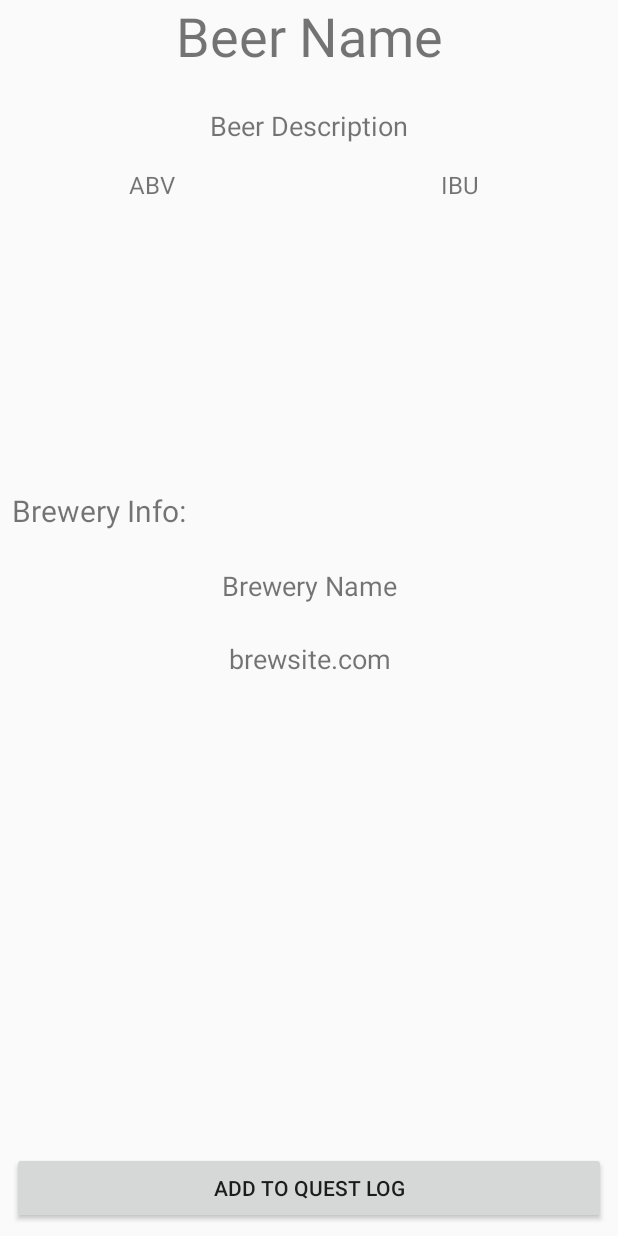
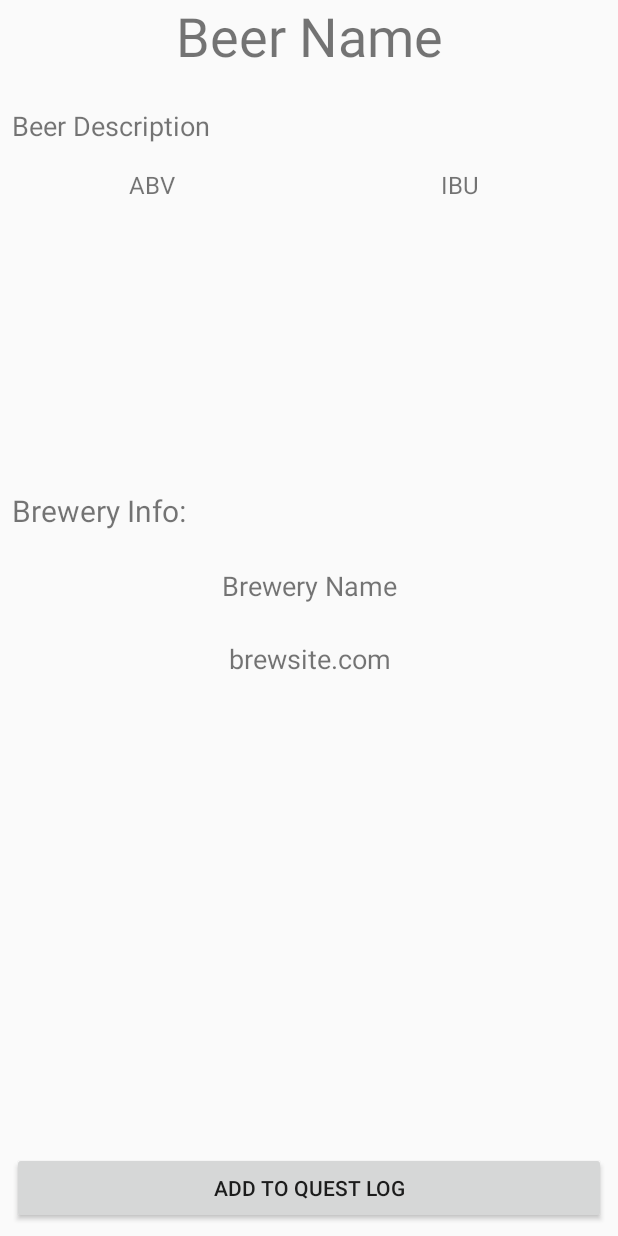
Before and after one commit to christiangmartinez/fizzy-quest, an Android app: the layout fragment_beer_detail.xml on its own in the app's theme, with its tools: preview values and no code run, on a phone screen of 412 x 824 dp. Run offline under Robolectric (Android 15) with nearby library versions, the phone set to English and light mode, and no system bars.

Commit message:
add working beer detail fragments

```diff
--- a/app/build.gradle
+++ b/app/build.gradle
@@ -29,6 +29,8 @@ dependencies {
     androidTestCompile('com.android.support.test.espresso:espresso-core:2.2.2', {
         exclude group: 'com.android.support', module: 'support-annotations'
     })
+    compile 'org.parceler:parceler-api:1.1.6'
+    annotationProcessor 'org.parceler:parceler:1.1.6'
     compile 'com.android.support:recyclerview-v7:25.3.1'
     compile 'com.squareup.okhttp3:okhttp:3.2.0'
     compile 'se.akerfeldt:okhttp-signpost:1.1.0'
--- a/app/src/main/java/io/xtian/fizzyquest/models/Beer.java
+++ b/app/src/main/java/io/xtian/fizzyquest/models/Beer.java
@@ -1,5 +1,8 @@
 package io.xtian.fizzyquest.models;
 
+import org.parceler.Parcel;
+
+@Parcel
 public class Beer {
     private String mBeerId;
     private String mName;
@@ -18,6 +21,8 @@ public class Beer {
         this.mAbv = abv;
         this.mIbu = ibu;
     }
+
+    public Beer() {}
 
     public String getBeerId() {
         return mBeerId;
--- a/app/src/main/res/layout/fragment_beer_detail.xml
+++ b/app/src/main/res/layout/fragment_beer_detail.xml
@@ -44,7 +44,7 @@
         android:layout_marginRight="8dp"
         android:layout_marginTop="24dp"
         android:text="TextView"
-        android:textAlignment="center"
+        android:textAlignment="viewStart"
         android:textSize="18sp"
         app:layout_constraintLeft_toLeftOf="parent"
         app:layout_constraintRight_toRightOf="parent"
@@ -93,7 +93,7 @@
         android:orientation="vertical" />
 
     <TextView
-        android:id="@+id/breweryName"
+        android:id="@+id/brewInfo"
         android:layout_width="0dp"
         android:layout_height="wrap_content"
         android:layout_marginLeft="8dp"
@@ -106,7 +106,7 @@
         app:layout_constraintTop_toTopOf="@+id/guideline2" />
 
     <TextView
-        android:id="@+id/textView7"
+        android:id="@+id/brewName"
         android:layout_width="0dp"
         android:layout_height="wrap_content"
         android:layout_marginLeft="8dp"
@@ -117,10 +117,10 @@
         android:textSize="18sp"
         app:layout_constraintLeft_toLeftOf="parent"
         app:layout_constraintRight_toRightOf="parent"
-        app:layout_constraintTop_toBottomOf="@+id/breweryName" />
+        app:layout_constraintTop_toBottomOf="@+id/brewInfo" />
 
     <TextView
-        android:id="@+id/textView8"
+        android:id="@+id/brewSite"
         android:layout_width="0dp"
         android:layout_height="wrap_content"
         android:layout_marginLeft="8dp"
@@ -129,10 +129,10 @@
         android:text="brewsite.com"
         android:textAlignment="center"
         android:textSize="18sp"
+        app:layout_constraintHorizontal_bias="0.0"
         app:layout_constraintLeft_toLeftOf="parent"
         app:layout_constraintRight_toRightOf="parent"
-        app:layout_constraintTop_toBottomOf="@+id/textView7"
-        app:layout_constraintHorizontal_bias="0.0" />
+        app:layout_constraintTop_toBottomOf="@+id/brewName" />
 
 </android.support.constraint.ConstraintLayout>
 
```
Also changed, not shown: app/src/main/java/io/xtian/fizzyquest/adapters/BeerListAdapter.java (+16 -2 lines), app/src/main/java/io/xtian/fizzyquest/adapters/BeerPagerAdapter.java (added, +35 -0 lines), app/src/main/java/io/xtian/fizzyquest/ui/BeerDetailActivity.java (+20 -0 lines), app/src/main/java/io/xtian/fizzyquest/ui/BeerDetailFragment.java (+32 -83 lines).
